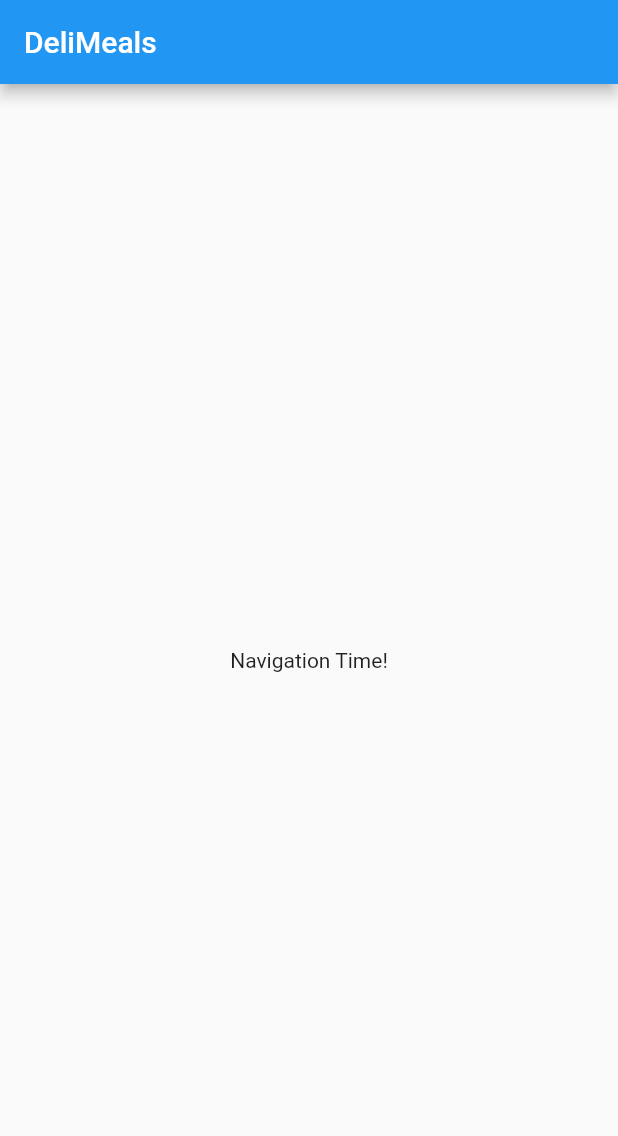
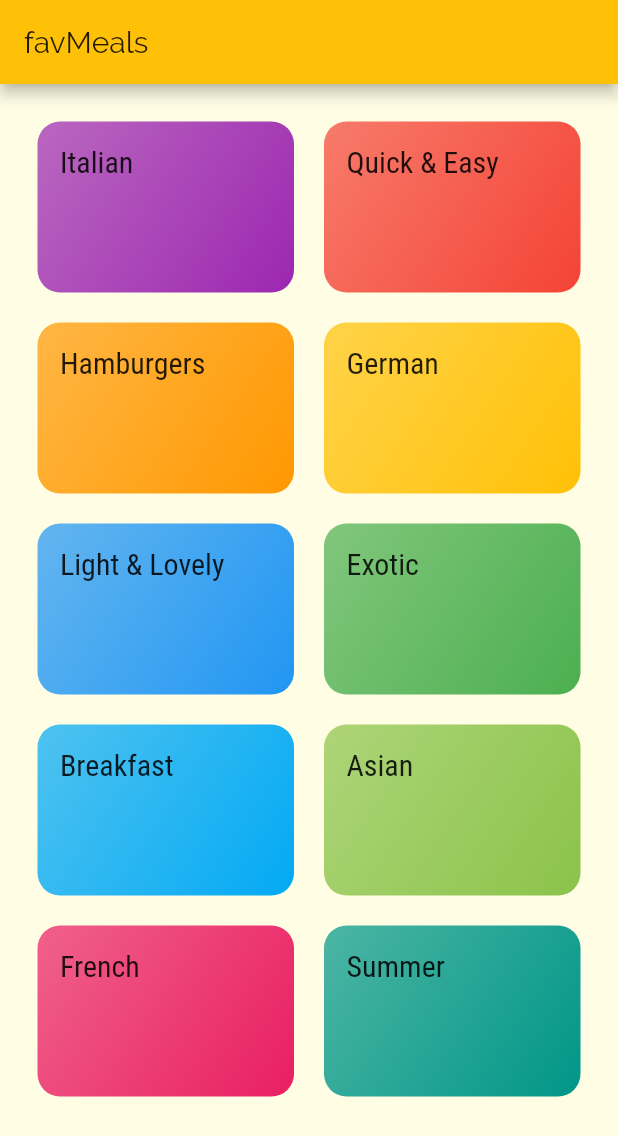
Before and after one commit to emecero/FavMeals, a Flutter app: the screen it shows after launch, on a phone screen of 412 x 824 dp. Shown: the top 1136 px of the screen. Run offline on Flutter 3.47's test engine with Material 2 defaults, Android fonts, the phone set to English and light mode, and no system bars.

Commit message:
grid view menu

```diff
--- /dev/null
+++ b/lib/categories_screen.dart
@@ -0,0 +1,34 @@
+import 'package:flutter/material.dart';
+
+import './dummy_data.dart';
+import './category_item.dart';
+
+class CategoriesScreen extends StatelessWidget {
+  const CategoriesScreen({Key key}) : super(key: key);
+
+  @override
+  Widget build(BuildContext context) {
+    return Scaffold(
+      appBar: AppBar(
+        title: const Text('favMeals'),
+      ),
+      body: GridView(
+        padding: const EdgeInsets.all(25),
+      children: DUMMY_CATEGORIES.map(
+        (catData) => CategoryItem(
+          catData.id,
+          catData.title,
+          catData.color,
+          ),
+        )
+      .toList(),
+      gridDelegate: SliverGridDelegateWithMaxCrossAxisExtent(
+         maxCrossAxisExtent: 200,
+         childAspectRatio: 3 / 2,
+         crossAxisSpacing: 20,
+         mainAxisSpacing: 20
+         ),
+      )
+    );
+  }
+}
--- /dev/null
+++ b/lib/category_item.dart
@@ -0,0 +1,42 @@
+import 'package:flutter/material.dart';
+
+import 'package:favmeals/category_meals_screen.dart';
+
+class CategoryItem extends StatelessWidget {
+  final String id;
+  final String title;
+  final Color color;
+
+  CategoryItem(this.id, this.title, this.color);
+
+  void selectCategory(BuildContext ctx){
+    Navigator.of(ctx).push(MaterialPageRoute(builder: (_) {
+      return CategoryMealsScreen(id, title);
+    }),);
+  }
+
+  @override
+  Widget build(BuildContext context) {
+    return InkWell(
+        onTap: () => selectCategory(context),
+        splashColor: Theme.of(context).primaryColor,
+        borderRadius: BorderRadius.circular(15),
+
+          child: Container(
+        padding: const EdgeInsets.all(15),
+        child: Text(title, style: Theme.of(context).textTheme.headline6,),
+        decoration: BoxDecoration(
+          gradient: LinearGradient(
+            colors: [
+              color.withOpacity(0.7),
+              color,
+              ],
+              begin: Alignment.topLeft,
+              end: Alignment.bottomRight
+          ),
+          borderRadius: BorderRadius.circular(15)
+        ),
+      ),
+    );
+  }
+}
--- /dev/null
+++ b/lib/category_meals_screen.dart
@@ -0,0 +1,23 @@
+import 'package:favmeals/categories_screen.dart';
+import 'package:flutter/material.dart';
+
+
+
+class CategoryMealsScreen extends StatelessWidget {
+  final String categoryId;
+  final String categoryTitle;
+
+  CategoryMealsScreen(this.categoryId, this.categoryTitle);
+
+  @override
+  Widget build(BuildContext context) {
+    return Scaffold(
+        appBar: AppBar(
+          title: Text(categoryTitle),
+        ),
+        body: Center(
+          child: Text('Las Recetas de la categoría!')
+      ),
+    );
+  }
+}
--- /dev/null
+++ b/lib/dummy_data.dart
@@ -0,0 +1,57 @@
+import 'package:flutter/material.dart';
+
+
+import './models/category.dart';
+
+const DUMMY_CATEGORIES = const [
+  Category(
+    id: 'c1',
+    title: 'Italian',
+    color: Colors.purple,
+  ),
+  Category(
+    id: 'c2',
+    title: 'Quick & Easy',
+    color: Colors.red,
+  ),
+  Category(
+    id: 'c3',
+    title: 'Hamburgers',
+    color: Colors.orange,
+  ),
+  Category(
+    id: 'c4',
+    title: 'German',
+    color: Colors.amber,
+  ),
+  Category(
+    id: 'c5',
+    title: 'Light & Lovely',
+    color: Colors.blue,
+  ),
+  Category(
+    id: 'c6',
+    title: 'Exotic',
+    color: Colors.green,
+  ),
+  Category(
+    id: 'c7',
+    title: 'Breakfast',
+    color: Colors.lightBlue,
+  ),
+  Category(
+    id: 'c8',
+    title: 'Asian',
+    color: Colors.lightGreen,
+  ),
+  Category(
+    id: 'c9',
+    title: 'French',
+    color: Colors.pink,
+  ),
+  Category(
+    id: 'c10',
+    title: 'Summer',
+    color: Colors.teal,
+  ),
+];
--- a/lib/main.dart
+++ b/lib/main.dart
@@ -1,4 +1,6 @@
 import 'package:flutter/material.dart';
+
+import './categories_screen.dart';
 
 void main() => runApp(MyApp());
 
@@ -6,31 +8,19 @@ class MyApp extends StatelessWidget {
   @override
   Widget build(BuildContext context) {
     return MaterialApp(
-      title: 'DeliMeals',
+      title: 'favMeals',
       theme: ThemeData(
-        primarySwatch: Colors.blue,
+        primarySwatch: Colors.amber,
+        accentColor: Colors.amber,
+        canvasColor: Color.fromRGBO(255, 254, 229, 1),
+        fontFamily: 'Raleway',
+        textTheme: ThemeData.light().textTheme.copyWith(
+          bodyText1: TextStyle(color: Color.fromRGBO(20, 51, 51, 1)),
+          bodyText2: TextStyle(color: Color.fromRGBO(20, 51, 51, 1)),
+          headline6: TextStyle(fontFamily: 'RobotoCondensed', fontSize: 20)
+        )
       ),
-      home: MyHomePage(),
+      home: CategoriesScreen(),
     );
   }
 }
-
-class MyHomePage extends StatefulWidget {
-    @override
-  _MyHomePageState createState() => _MyHomePageState();
-}
-
-class _MyHomePageState extends State<MyHomePage> {
-
-  @override
-  Widget build(BuildContext context) {
-    return Scaffold(
-      appBar: AppBar(
-        title: Text('DeliMeals'),
-      ),
-      body: Center(
-        child: Text('Navigation Time!'),
-      ),
-    );
-  }
-}
--- /dev/null
+++ b/lib/models/category.dart
@@ -0,0 +1,13 @@
+import 'package:flutter/material.dart';
+
+class Category {
+  final String id;
+  final String title;
+  final Color color;
+
+  const Category({
+   @required this.id,
+   @required this.title,
+    this.color = Colors.orange,
+  });
+}
```
Also changed, not shown: pubspec.yaml (+17 -6 lines), assets/fonts/Raleway-Black.ttf (added), assets/fonts/Raleway-Bold.ttf (added), assets/fonts/Raleway-Regular.ttf (added), assets/fonts/RobotoCondensed-Bold.ttf (added), assets/fonts/RobotoCondensed-Italic.ttf (added), assets/fonts/RobotoCondensed-Light.ttf (added), assets/fonts/RobotoCondensed-Regular.ttf (added).
